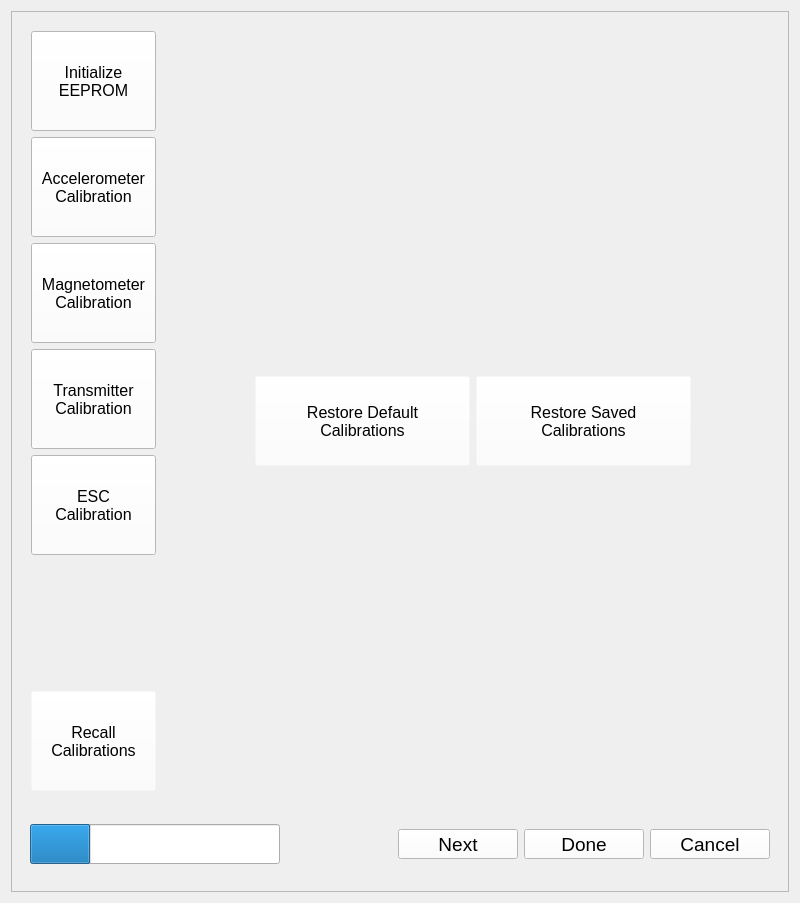
Qt form AeroQuadCommunicator/panel/calibration/panel_calibrate.ui (AeroQuad/AeroQuadCommunicator) before a commit.
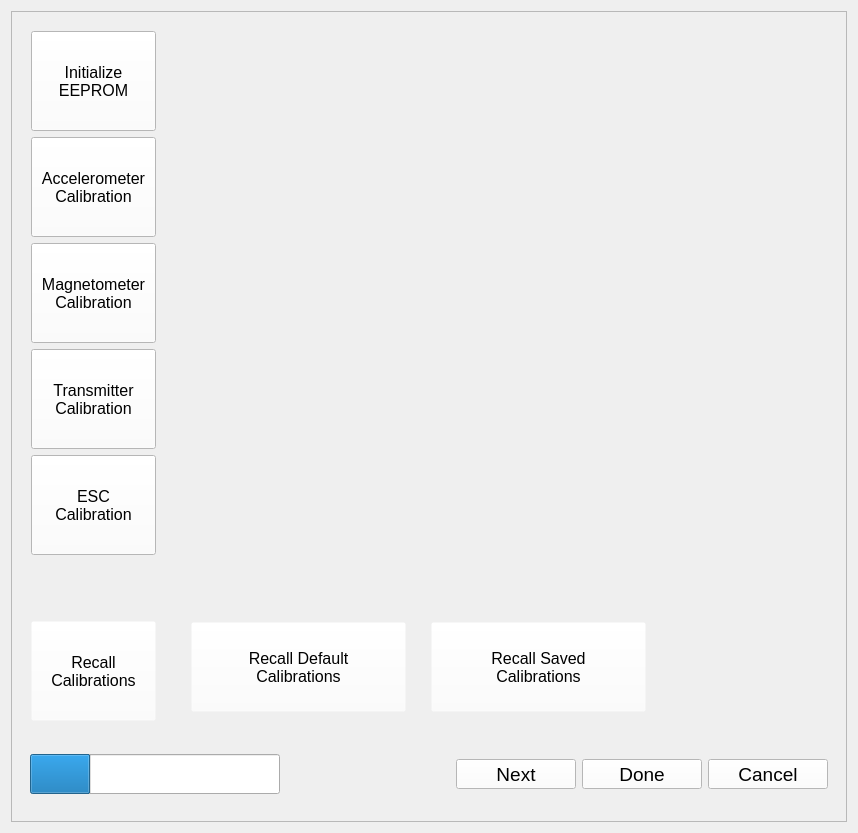
The same form after that commit. Icons and pictures are not drawn.

What changed in the file:
```diff
--- a/AeroQuadCommunicator/panel/calibration/panel_calibrate.ui
+++ b/AeroQuadCommunicator/panel/calibration/panel_calibrate.ui
@@ -6,8 +6,8 @@
    <rect>
     <x>0</x>
     <y>0</y>
-    <width>800</width>
-    <height>903</height>
+    <width>858</width>
+    <height>833</height>
    </rect>
   </property>
   <property name="font">
@@ -1823,8 +1823,93 @@
          </layout>
         </widget>
         <widget class="QWidget" name="calRecall">
-         <layout class="QGridLayout" name="gridLayout_12">
-          <item row="0" column="2">
+         <layout class="QGridLayout" name="gridLayout_13">
+          <item row="2" column="0" colspan="2">
+           <widget class="QFrame" name="frame_2">
+            <property name="frameShape">
+             <enum>QFrame::StyledPanel</enum>
+            </property>
+            <property name="frameShadow">
+             <enum>QFrame::Raised</enum>
+            </property>
+            <layout class="QGridLayout" name="gridLayout_12">
+             <property name="horizontalSpacing">
+              <number>25</number>
+             </property>
+             <item row="0" column="0">
+              <widget class="QToolButton" name="defaultCal">
+               <property name="minimumSize">
+                <size>
+                 <width>215</width>
+                 <height>90</height>
+                </size>
+               </property>
+               <property name="maximumSize">
+                <size>
+                 <width>16777215</width>
+                 <height>16777215</height>
+                </size>
+               </property>
+               <property name="font">
+                <font>
+                 <pointsize>12</pointsize>
+                </font>
+               </property>
+               <property name="text">
+                <string>Recall Default
+Calibrations</string>
+               </property>
+               <property name="icon">
+                <iconset resource="../../commuicator.qrc">
+                 <normaloff>:/images/resources/restoreDefaultCal.png</normaloff>:/images/resources/restoreDefaultCal.png</iconset>
+               </property>
+               <property name="iconSize">
+                <size>
+                 <width>75</width>
+                 <height>75</height>
+                </size>
+               </property>
+               <property name="toolButtonStyle">
+                <enum>Qt::ToolButtonTextBesideIcon</enum>
+               </property>
+              </widget>
+             </item>
+             <item row="0" column="1">
+              <widget class="QToolButton" name="loadCal">
+               <property name="minimumSize">
+                <size>
+                 <width>215</width>
+                 <height>90</height>
+                </size>
+               </property>
+               <property name="font">
+                <font>
+                 <pointsize>12</pointsize>
+                </font>
+               </property>
+               <property name="text">
+                <string>Recall Saved
+Calibrations</string>
+               </property>
+               <property name="icon">
+                <iconset resource="../../commuicator.qrc">
+                 <normaloff>:/images/resources/restoreSavedCal.png</normaloff>:/images/resources/restoreSavedCal.png</iconset>
+               </property>
+               <property name="iconSize">
+                <size>
+                 <width>75</width>
+                 <height>75</height>
+                </size>
+               </property>
+               <property name="toolButtonStyle">
+                <enum>Qt::ToolButtonTextBesideIcon</enum>
+               </property>
+              </widget>
+             </item>
+            </layout>
+           </widget>
+          </item>
+          <item row="0" column="1">
            <spacer name="verticalSpacer_15">
             <property name="orientation">
              <enum>Qt::Vertical</enum>
@@ -1837,20 +1922,7 @@
             </property>
            </spacer>
           </item>
-          <item row="1" column="0">
-           <spacer name="horizontalSpacer_9">
-            <property name="orientation">
-             <enum>Qt::Horizontal</enum>
-            </property>
-            <property name="sizeHint" stdset="0">
-             <size>
-              <width>195</width>
-              <height>20</height>
-             </size>
-            </property>
-           </spacer>
-          </item>
-          <item row="1" column="3">
+          <item row="1" column="2">
            <spacer name="horizontalSpacer_10">
             <property name="orientation">
              <enum>Qt::Horizontal</enum>
@@ -1863,89 +1935,6 @@
             </property>
            </spacer>
           </item>
-          <item row="2" column="2">
-           <widget class="QToolButton" name="loadCal">
-            <property name="minimumSize">
-             <size>
-              <width>215</width>
-              <height>90</height>
-             </size>
-            </property>
-            <property name="font">
-             <font>
-              <pointsize>12</pointsize>
-             </font>
-            </property>
-            <property name="text">
-             <string>Restore Saved
-Calibrations</string>
-            </property>
-            <property name="icon">
-             <iconset resource="../../commuicator.qrc">
-              <normaloff>:/images/resources/restoreSavedCal.png</normaloff>:/images/resources/restoreSavedCal.png</iconset>
-            </property>
-            <property name="iconSize">
-             <size>
-              <width>75</width>
-              <height>75</height>
-             </size>
-            </property>
-            <property name="toolButtonStyle">
-             <enum>Qt::ToolButtonTextBesideIcon</enum>
-            </property>
-           </widget>
-          </item>
-          <item row="3" column="2">
-           <spacer name="verticalSpacer_16">
-            <property name="orientation">
-             <enum>Qt::Vertical</enum>
-            </property>
-            <property name="sizeHint" stdset="0">
-             <size>
-              <width>20</width>
-              <height>246</height>
-             </size>
-            </property>
-           </spacer>
-          </item>
-          <item row="2" column="1">
-           <widget class="QToolButton" name="defaultCal">
-            <property name="minimumSize">
-             <size>
-              <width>215</width>
-              <height>90</height>
-             </size>
-            </property>
-            <property name="maximumSize">
-             <size>
-              <width>16777215</width>
-              <height>16777215</height>
-             </size>
-            </property>
-            <property name="font">
-             <font>
-              <pointsize>12</pointsize>
-             </font>
-            </property>
-            <property name="text">
-             <string>Restore Default
-Calibrations</string>
-            </property>
-            <property name="icon">
-             <iconset resource="../../commuicator.qrc">
-              <normaloff>:/images/resources/restoreDefaultCal.png</normaloff>:/images/resources/restoreDefaultCal.png</iconset>
-            </property>
-            <property name="iconSize">
-             <size>
-              <width>75</width>
-              <height>75</height>
-             </size>
-            </property>
-            <property name="toolButtonStyle">
-             <enum>Qt::ToolButtonTextBesideIcon</enum>
-            </property>
-           </widget>
-          </item>
          </layout>
         </widget>
        </widget>
```
